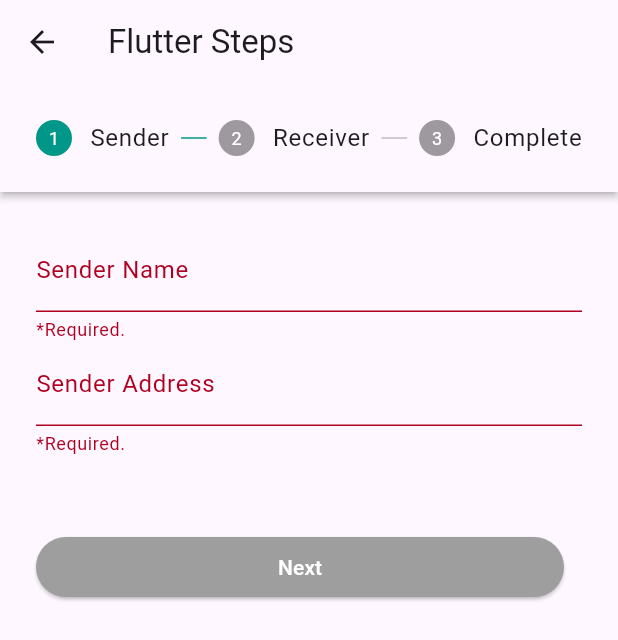
After one commit to SantiagoBulla/EventsFlutterApp, a Flutter app: the FlutterSteps screen opened by its route, after a tap on "Next", on a phone screen of 412 x 824 dp. The commit adds this screen. Shown: the top 640 px of the screen. Run offline on Flutter 3.47's test engine with Material 3 defaults, Android fonts, the phone set to English and light mode, and no system bars; our stand-ins replace dartz, dio, flutter_secure_storage, flutter_svg; missing offline and left inert: data_connection_checker_tv; accounts and stored records are empty.

Commit message:
formulario stepper con validaciones y reactividad de eventos

```diff
--- a/lib/core/config/app_routes.dart
+++ b/lib/core/config/app_routes.dart
@@ -3,6 +3,7 @@ import 'package:events/features/skeleton/skeleton.dart';
 import 'package:events/features/events/presentation/pages/home_page.dart';
 import 'package:events/features/login/presentation/pages/login_page.dart';
 
+import '../../features/events/presentation/pages/form/eventos_form.dart';
 import '../../features/events/presentation/widgets/form/custom_create_new_event.dart';
 
 class AppRoutes{
@@ -10,7 +11,7 @@ class AppRoutes{
     login: (context) => LoginPage(),
     skeleton: (context) => Skeleton(),
     home: (context) => HomePage(),
-    eventForm: (context) => CreateEventForm(),
+    eventForm: (context) => FlutterSteps(),
   };
 
   static const login = '/';
--- /dev/null
+++ b/lib/features/events/presentation/pages/form/eventos_form.dart
@@ -0,0 +1,303 @@
+import 'package:flutter/material.dart';
+
+class FlutterSteps extends StatefulWidget {
+  const FlutterSteps({Key? key}) : super(key: key);
+
+  @override
+  State<FlutterSteps> createState() => _FlutterStepsState();
+}
+
+class _FlutterStepsState extends State<FlutterSteps> {
+  // * CONTROL VARIABLES
+  int currentStep = 0; // controls the current step form
+  bool isButtonDisabled =
+      true; // allows to validate if the button should be grey or blue
+  bool isCompleted = false; // validate if the whole form is correct completed
+  final formKey = GlobalKey<FormState>(); // allows to validate the form fields
+
+  // * CONTROLLERS
+  // Sender details
+  final senderName = TextEditingController();
+  final senderAddress = TextEditingController();
+
+  // Receiver details
+  final receiverName = TextEditingController();
+  final receiverAddress = TextEditingController();
+
+  // * THE STEPPER WIDGET
+  @override
+  Widget build(BuildContext context) {
+    return Scaffold(
+      appBar: AppBar(
+        title: const Text('Flutter Steps'),
+      ),
+      body: Theme(
+        data: Theme.of(context).copyWith(
+          colorScheme: ColorScheme.light(primary: Colors.teal),
+        ),
+        child: Form(
+          key: formKey, // Assign the form key to validate it
+          child: Stepper(
+            steps: getSteps(),
+            // the steps form
+            type: StepperType.horizontal,
+            // form orientation
+            currentStep: currentStep,
+            // select the current step to render it into the screen
+            onStepContinue: onStepContinue,
+            // method executed when next/confirm button is clicked
+            onStepCancel: onStepCancel,
+            // method executed when back button is clicked
+            controlsBuilder:
+                controlsBuilder, // The definitions fo the actions buttons, colors, size and on clicks actions
+          ),
+        ),
+      ),
+    );
+  }
+
+  void onStepContinue() {
+    // the method executed when next/confirm is clicked
+    final isLastStep = currentStep ==
+        getSteps().length - 1; // validates if the current step is the last
+    formKey.currentState!.validate(); // executed the fields validations
+    bool isDetailValid =
+        isDetailComplete(); // validates if the fields are empty = invalid or fill = valid
+
+    if (isDetailValid) {
+      if (isLastStep) {
+        setState(() {
+          isCompleted =
+              true; // allows that the text button will be next or confirm
+        });
+        // When is the last step that is confirm, call the method to makes something on the API
+        onCompletedForm();
+      } else {
+        setState(() {
+          currentStep++;
+        });
+        // Validates if the next step have the fields empty or not, and decides if the button color should be grey or blue
+        validateCharacteristicsToNextStep();
+      }
+    }
+  }
+
+  void validateCharacteristicsToNextStep() {
+    formKey.currentState!.validate();
+    isDetailComplete();
+  }
+
+  void onCompletedForm() {
+    // Aquí puedes agregar las acciones que deseas realizar al completar todos los pasos
+    print('¡Todos los pasos completados!');
+  }
+
+  void onStepCancel() {
+    if (currentStep == 0) {
+      // Do nothing when the current step is the 0
+    } else {
+      // go back to the previous step
+      setState(() {
+        currentStep--;
+      });
+
+      //Validates if the previous step have the fields empty or not, and decides if the button color should be grey or blue
+      validateCharacteristicsToPreviousStep();
+    }
+  }
+
+  void validateCharacteristicsToPreviousStep() {
+    formKey.currentState!.validate();
+    isDetailComplete();
+  }
+
+  // The buttons actions to each step on the form
+  Widget controlsBuilder(BuildContext context, ControlsDetails details) {
+    final isLastStep = currentStep ==
+        getSteps().length - 1; // validates if the current step is the last
+
+    return Container(
+      margin: const EdgeInsets.only(top: 50),
+      child: Row(
+        children: [
+          Expanded(
+            child: ElevatedButton(
+              onPressed: details.onStepContinue,
+              style: ElevatedButton.styleFrom(
+                foregroundColor: Colors.white,
+                backgroundColor: isButtonDisabled ? Colors.grey : Colors.teal,
+              ),
+              child: Text(isLastStep ? 'Confirm' : 'Next'),
+            ),
+          ),
+          const SizedBox(width: 12),
+          if (currentStep != 0) //if the current step is not 0 then display a back button
+            Expanded(
+              child: ElevatedButton(
+                onPressed: details.onStepCancel,
+                child: const Text('Back'),
+              ),
+            ),
+        ],
+      ),
+    );
+  }
+
+  bool isDetailComplete() {
+    // validate the currentStep and for that step validates if the fields are empty
+    // if are empty, the button control variable turns true o false that are equals to buttons grey or blue
+    if (currentStep == 0) {
+      return validateDetails(senderName.text, senderAddress.text);
+    } else if (currentStep == 1) {
+      return validateDetails(receiverName.text, receiverAddress.text);
+    }
+    return true;
+  }
+
+  bool validateDetails(String name, String address) {
+    // receives 2 fields and validates if are empty and turns true o false that are equals to buttons grey or blue
+    if (name.isEmpty || address.isEmpty) {
+      setState(() {
+        isButtonDisabled = true;
+      });
+      return false;
+    } else {
+      setState(() {
+        isButtonDisabled = false;
+      });
+      return true;
+    }
+  }
+
+  // Steps form
+  List<Step> getSteps() => [
+        Step(
+          title: const Text('Sender'),
+          state: currentStep > 0 ? StepState.complete : StepState.indexed,
+          isActive: currentStep >= 0,
+          content: SenderStep(
+            controllerName: senderName,
+            controllerAddress: senderAddress,
+            onChanged: updateButtonState,
+          ),
+        ),
+        Step(
+          title: const Text('Receiver'),
+          state: currentStep > 1 ? StepState.complete : StepState.indexed,
+          isActive: currentStep >= 1,
+          content: ReceiverStep(
+            controllerName: receiverName,
+            controllerAddress: receiverAddress,
+            onChanged: updateButtonState,
+          ),
+        ),
+        Step(
+          state: currentStep > 2 ? StepState.complete : StepState.indexed,
+          isActive: currentStep >= 2,
+          title: const Text('Complete'),
+          content: const Center(
+            child: Text('Information Complete!'),
+          ),
+        ),
+      ];
+
+  void updateButtonState() {
+    //validates if the text field is empty and puts the required message and turns the color button true / false
+    isDetailComplete();
+    formKey.currentState!.validate();
+  }
+}
+
+class SenderStep extends StatelessWidget {
+  final TextEditingController controllerName;
+  final TextEditingController controllerAddress;
+  final VoidCallback onChanged;
+
+  const SenderStep({
+    Key? key,
+    required this.controllerName,
+    required this.controllerAddress,
+    required this.onChanged,
+  }) : super(key: key);
+
+  @override
+  Widget build(BuildContext context) {
+    return Column(
+      children: [
+        TextFormField(
+          decoration: const InputDecoration(labelText: 'Sender Name'),
+          controller: controllerName,
+          onChanged: (value) {
+            onChanged();
+          },
+          validator: (value) {
+            if (value == null || value.isEmpty) {
+              return "*Required.";
+            }
+            return null;
+          },
+        ),
+        TextFormField(
+          decoration: const InputDecoration(labelText: 'Sender Address'),
+          controller: controllerAddress,
+          onChanged: (value) {
+            onChanged();
+          },
+          validator: (value) {
+            if (value == null || value.isEmpty) {
+              return "*Required.";
+            }
+            return null;
+          },
+        ),
+      ],
+    );
+  }
+}
+
+class ReceiverStep extends StatelessWidget {
+  final TextEditingController controllerName;
+  final TextEditingController controllerAddress;
+  final VoidCallback onChanged;
+
+  const ReceiverStep({
+    Key? key,
+    required this.controllerName,
+    required this.controllerAddress,
+    required this.onChanged,
+  }) : super(key: key);
+
+  @override
+  Widget build(BuildContext context) {
+    return Column(
+      children: [
+        TextFormField(
+          decoration: const InputDecoration(labelText: 'Receiver Name'),
+          controller: controllerName,
+          onChanged: (value) {
+            onChanged();
+          },
+          validator: (value) {
+            if (value == null || value.isEmpty) {
+              return "*Required.";
+            }
+            return null;
+          },
+        ),
+        TextFormField(
+          decoration: const InputDecoration(labelText: 'Receiver Address'),
+          controller: controllerAddress,
+          onChanged: (value) {
+            onChanged();
+          },
+          validator: (value) {
+            if (value == null || value.isEmpty) {
+              return "*Required.";
+            }
+            return null;
+          },
+        ),
+      ],
+    );
+  }
+}
```
